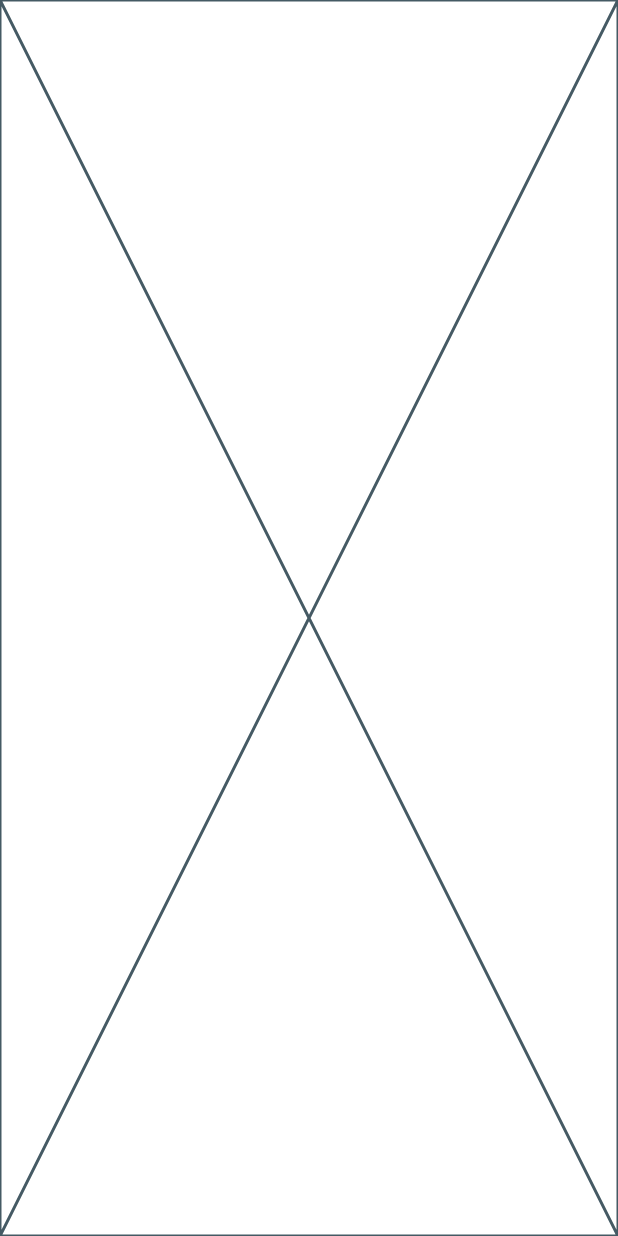
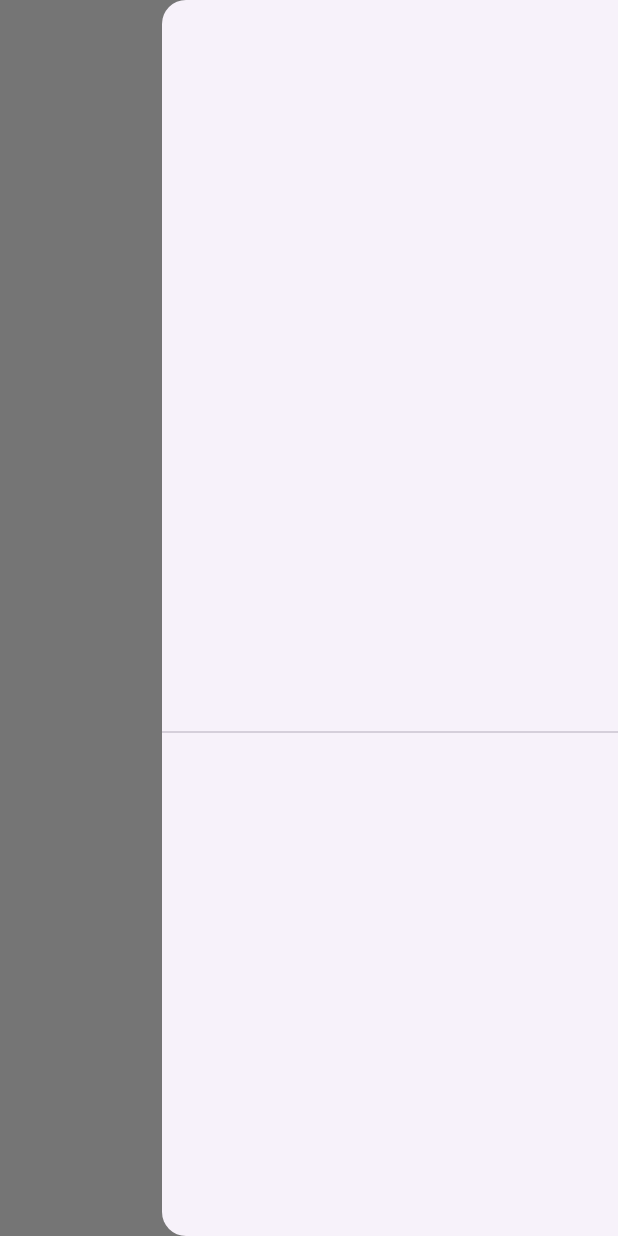
Before and after one commit to oroaonogoe/profile_me, a Flutter app: the screen it shows after launch, with the side drawer open (before the commit the screen has no drawer), on a phone screen of 412 x 824 dp. Run offline on Flutter 3.47's test engine with Material 3 defaults, Android fonts, the light colour scheme and no system bars; our stand-ins replace flutter_svg, google_fonts, url_strategy.

Commit message:
some changes

```diff
--- a/lib/components.dart
+++ b/lib/components.dart
@@ -45,7 +45,7 @@ class _TabsWebState extends State<TabsWeb> {
               )
             : GoogleFonts.roboto(
                 color: Colors.black,
-                fontSize: 23.0,
+                fontSize: 20.0,
               ),
         child: Text(widget.title),
       ),
--- a/lib/main.dart
+++ b/lib/main.dart
@@ -1,8 +1,11 @@
 import 'package:flutter/material.dart';
 import 'package:profile_me/mobile/landing_page_mobile.dart';
+import 'package:profile_me/routes.dart';
 import 'package:profile_me/web/landing_page_web.dart';
+import 'package:url_strategy/url_strategy.dart';
 
 void main() {
+  setPathUrlStrategy();
   runApp(const PortfolioApp());
 }
 
@@ -12,16 +15,18 @@ class PortfolioApp extends StatelessWidget {
   @override
   Widget build(BuildContext context) {
     return MaterialApp(
+      debugShowCheckedModeBanner: false,
       title: 'Profile Me',
-      home: LayoutBuilder(
-        builder: (context, constraints) {
-          if (constraints.maxWidth > 800) {
-            return LandingPageWeb();
-          } else {
-            return LandingPageMobile();
-          }
-        },
-      ),
+      onGenerateRoute: (settings) => Routes.generalRoute(settings),
+      // home: LayoutBuilder(
+      //   builder: (context, constraints) {
+      //     if (constraints.maxWidth > 800) {
+      //       return LandingPageWeb();
+      //     } else {
+      //       return LandingPageMobile();
+      //     }
+      //   },
+      // ),
     );
   }
 }
--- a/lib/mobile/landing_page_mobile.dart
+++ b/lib/mobile/landing_page_mobile.dart
@@ -8,8 +8,29 @@ class LandingPageMobile extends StatefulWidget {
 }
 
 class _LandingPageMobileState extends State<LandingPageMobile> {
+
   @override
   Widget build(BuildContext context) {
-    return const Placeholder();
+    var widthdevice = MediaQuery.of(context).size.width;
+    return Scaffold(
+      backgroundColor: Colors.white,
+      appBar: AppBar(
+        backgroundColor: Colors.transparent,
+        elevation: 0.0,
+        iconTheme: IconThemeData(
+          size: 35.0,
+          color: Colors.black,
+        ),
+      ),
+      endDrawer: Drawer(
+        child: Column(
+          mainAxisAlignment: MainAxisAlignment.center,
+          children: [
+            DrawerHeader(child: Container(),
+            padding: EdgeInsets.only(bottom: 20.0),),
+          ],
+        ),
+      ),
+    );
   }
 }
--- /dev/null
+++ b/lib/routes.dart
@@ -0,0 +1,27 @@
+import 'package:flutter/material.dart';
+import 'package:profile_me/mobile/landing_page_mobile.dart';
+import 'package:profile_me/web/landing_page_web.dart';
+
+class Routes {
+  static Route<dynamic> generalRoute(RouteSettings settings) {
+    switch (settings.name) {
+      case '/':
+        return MaterialPageRoute(
+          builder: (context) => LayoutBuilder(builder: (context, constraints) {
+            if(constraints.maxWidth > 800)
+              return LandingPageWeb();
+            else
+              return LandingPageMobile();
+          },),
+        );
+      default:
+        return MaterialPageRoute(
+          builder: (context) => Scaffold(
+            body: Center(
+              child: Text("Url Not Found!"),
+            ),
+          ),
+        );
+    }
+  }
+}
--- a/pubspec.yaml
+++ b/pubspec.yaml
@@ -35,6 +35,9 @@ dependencies:
   # Use with the CupertinoIcons class for iOS style icons.
   cupertino_icons: ^1.0.8
   google_fonts: ^6.2.1
+  flutter_svg: ^2.0.17
+  url_launcher: ^6.3.1
+  url_strategy: ^0.3.0
 
 dev_dependencies:
   flutter_test:
```
Also changed, not shown: lib/web/landing_page_web.dart (+45 -1 lines), pubspec.lock, 5 other files.
